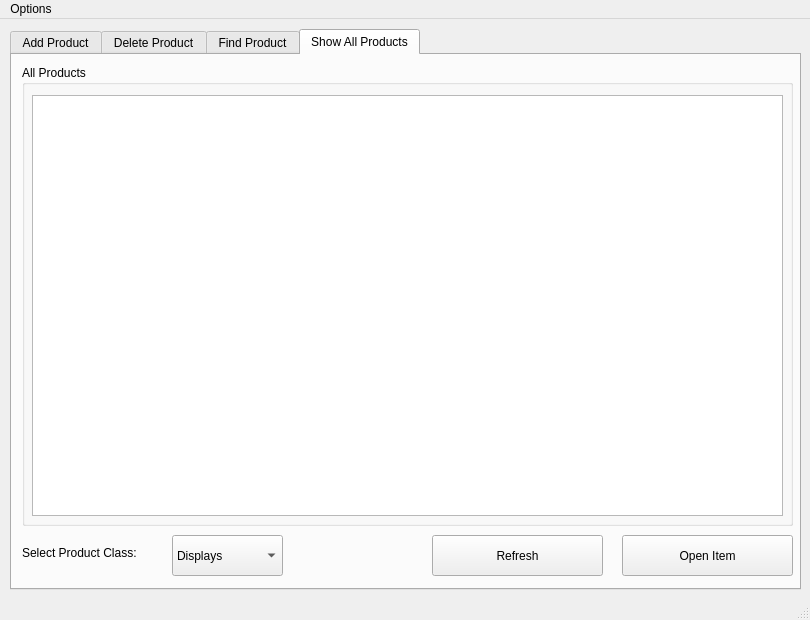
Above: MainWindow.ui from dom-gasperini/CC-Product-Management-Tool before the change. Below: the same form after it.
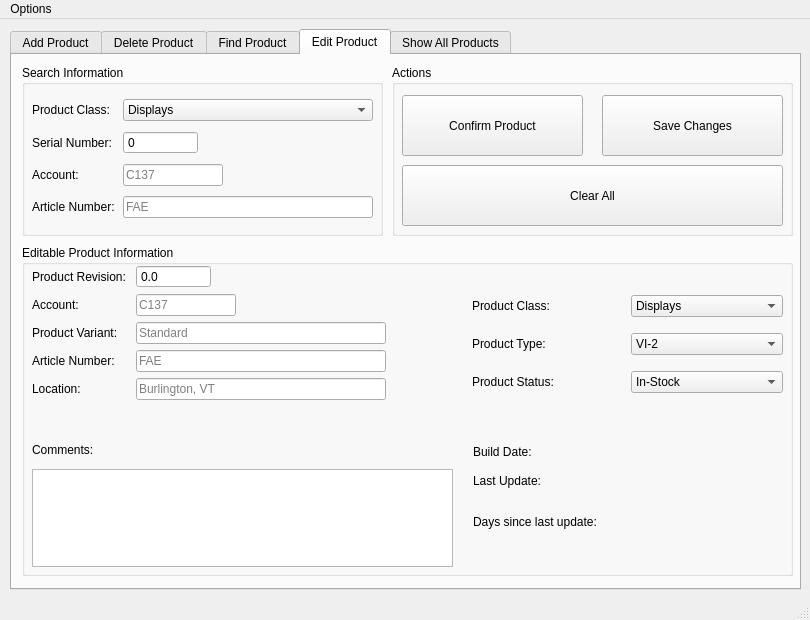
That is the form after the change.

The edit to the form file:
```diff
--- a/MainWindow.ui
+++ b/MainWindow.ui
@@ -1526,6 +1526,587 @@
       </property>
      </widget>
     </widget>
+    <widget class="QWidget" name="edit_tab">
+     <attribute name="title">
+      <string>Edit Product</string>
+     </attribute>
+     <widget class="QGroupBox" name="groupBox_15">
+      <property name="geometry">
+       <rect>
+        <x>10</x>
+        <y>10</y>
+        <width>361</width>
+        <height>171</height>
+       </rect>
+      </property>
+      <property name="title">
+       <string>Search Information</string>
+      </property>
+      <widget class="QWidget" name="layoutWidget_5">
+       <property name="geometry">
+        <rect>
+         <x>10</x>
+         <y>30</y>
+         <width>341</width>
+         <height>131</height>
+        </rect>
+       </property>
+       <layout class="QGridLayout" name="gridLayout_11">
+        <item row="0" column="0">
+         <widget class="QLabel" name="productClassConfirmEditLbl">
+          <property name="text">
+           <string>Product Class:</string>
+          </property>
+         </widget>
+        </item>
+        <item row="0" column="1">
+         <widget class="QComboBox" name="productClassConfirmEditCmbx">
+          <item>
+           <property name="text">
+            <string>Displays</string>
+           </property>
+          </item>
+          <item>
+           <property name="text">
+            <string>Cables</string>
+           </property>
+          </item>
+         </widget>
+        </item>
+        <item row="1" column="0">
+         <widget class="QLabel" name="serialNumberConfirmEditLbl">
+          <property name="text">
+           <string>Serial Number:</string>
+          </property>
+         </widget>
+        </item>
+        <item row="1" column="1">
+         <widget class="QSpinBox" name="serialNumberConfirmEditSbx">
+          <property name="maximumSize">
+           <size>
+            <width>75</width>
+            <height>16777215</height>
+           </size>
+          </property>
+          <property name="alignment">
+           <set>Qt::AlignLeading|Qt::AlignLeft|Qt::AlignVCenter</set>
+          </property>
+          <property name="buttonSymbols">
+           <enum>QAbstractSpinBox::NoButtons</enum>
+          </property>
+          <property name="maximum">
+           <number>999999999</number>
+          </property>
+         </widget>
+        </item>
+        <item row="2" column="0">
+         <widget class="QLabel" name="accountConfirmEditLbl">
+          <property name="text">
+           <string>Account: </string>
+          </property>
+         </widget>
+        </item>
+        <item row="2" column="1">
+         <widget class="QLineEdit" name="accountConfirmEditLineBx">
+          <property name="maximumSize">
+           <size>
+            <width>100</width>
+            <height>16777215</height>
+           </size>
+          </property>
+          <property name="placeholderText">
+           <string>C137</string>
+          </property>
+         </widget>
+        </item>
+        <item row="3" column="0">
+         <widget class="QLabel" name="articleNumberConfirmEditLbl">
+          <property name="text">
+           <string>Article Number:</string>
+          </property>
+         </widget>
+        </item>
+        <item row="3" column="1">
+         <widget class="QLineEdit" name="articleConfirmEditLineBx">
+          <property name="maximumSize">
+           <size>
+            <width>250</width>
+            <height>16777215</height>
+           </size>
+          </property>
+          <property name="placeholderText">
+           <string>FAE</string>
+          </property>
+         </widget>
+        </item>
+       </layout>
+      </widget>
+     </widget>
+     <widget class="QGroupBox" name="groupBox_16">
+      <property name="geometry">
+       <rect>
+        <x>10</x>
+        <y>190</y>
+        <width>771</width>
+        <height>331</height>
+       </rect>
+      </property>
+      <property name="title">
+       <string>Editable Product Information</string>
+      </property>
+      <widget class="QWidget" name="layoutWidget_6">
+       <property name="geometry">
+        <rect>
+         <x>10</x>
+         <y>20</y>
+         <width>421</width>
+         <height>302</height>
+        </rect>
+       </property>
+       <layout class="QGridLayout" name="gridLayout_12">
+        <item row="6" column="0">
+         <widget class="QLabel" name="commentsEditLbl">
+          <property name="text">
+           <string>Comments:</string>
+          </property>
+          <property name="alignment">
+           <set>Qt::AlignLeading|Qt::AlignLeft|Qt::AlignTop</set>
+          </property>
+         </widget>
+        </item>
+        <item row="5" column="1">
+         <spacer name="verticalSpacer_6">
+          <property name="orientation">
+           <enum>Qt::Vertical</enum>
+          </property>
+          <property name="sizeHint" stdset="0">
+           <size>
+            <width>20</width>
+            <height>40</height>
+           </size>
+          </property>
+         </spacer>
+        </item>
+        <item row="4" column="1">
+         <widget class="QLineEdit" name="locationEditBx">
+          <property name="maximumSize">
+           <size>
+            <width>250</width>
+            <height>16777215</height>
+           </size>
+          </property>
+          <property name="text">
+           <string/>
+          </property>
+          <property name="readOnly">
+           <bool>false</bool>
+          </property>
+          <property name="placeholderText">
+           <string>Burlington, VT</string>
+          </property>
+         </widget>
+        </item>
+        <item row="4" column="0">
+         <widget class="QLabel" name="locationEditLbl">
+          <property name="text">
+           <string>Location:</string>
+          </property>
+         </widget>
+        </item>
+        <item row="0" column="1">
+         <widget class="QDoubleSpinBox" name="productRevisionEditSbx">
+          <property name="maximumSize">
+           <size>
+            <width>75</width>
+            <height>16777215</height>
+           </size>
+          </property>
+          <property name="alignment">
+           <set>Qt::AlignLeading|Qt::AlignLeft|Qt::AlignVCenter</set>
+          </property>
+          <property name="readOnly">
+           <bool>false</bool>
+          </property>
+          <property name="buttonSymbols">
+           <enum>QAbstractSpinBox::NoButtons</enum>
+          </property>
+          <property name="decimals">
+           <number>1</number>
+          </property>
+         </widget>
+        </item>
+        <item row="7" column="0" colspan="2">
+         <widget class="QTextEdit" name="commentsEditTbx">
+          <property name="maximumSize">
+           <size>
+            <width>16777215</width>
+            <height>100</height>
+           </size>
+          </property>
+          <property name="readOnly">
+           <bool>false</bool>
+          </property>
+         </widget>
+        </item>
+        <item row="1" column="0">
+         <widget class="QLabel" name="accountEditLbl">
+          <property name="text">
+           <string>Account: </string>
+          </property>
+         </widget>
+        </item>
+        <item row="1" column="1">
+         <widget class="QLineEdit" name="accountEditLineBx">
+          <property name="maximumSize">
+           <size>
+            <width>100</width>
+            <height>16777215</height>
+           </size>
+          </property>
+          <property name="readOnly">
+           <bool>false</bool>
+          </property>
+          <property name="placeholderText">
+           <string>C137</string>
+          </property>
+         </widget>
+        </item>
+        <item row="6" column="1">
+         <spacer name="horizontalSpacer_3">
+          <property name="orientation">
+           <enum>Qt::Horizontal</enum>
+          </property>
+          <property name="sizeHint" stdset="0">
+           <size>
+            <width>40</width>
+            <height>20</height>
+           </size>
+          </property>
+         </spacer>
+        </item>
+        <item row="2" column="1">
+         <widget class="QLineEdit" name="productVariantEditBx">
+          <property name="maximumSize">
+           <size>
+            <width>250</width>
+            <height>16777215</height>
+           </size>
+          </property>
+          <property name="readOnly">
+           <bool>false</bool>
+          </property>
+          <property name="placeholderText">
+           <string>Standard</string>
+          </property>
+         </widget>
+        </item>
+        <item row="3" column="1">
+         <widget class="QLineEdit" name="articleEditLineBx">
+          <property name="maximumSize">
+           <size>
+            <width>250</width>
+            <height>16777215</height>
+           </size>
+          </property>
+          <property name="readOnly">
+           <bool>false</bool>
+          </property>
+          <property name="placeholderText">
+           <string>FAE</string>
+          </property>
+         </widget>
+        </item>
+        <item row="5" column="0">
+         <spacer name="verticalSpacer_5">
+          <property name="orientation">
+           <enum>Qt::Vertical</enum>
+          </property>
+          <property name="sizeHint" stdset="0">
+           <size>
+            <width>20</width>
+            <height>40</height>
+           </size>
+          </property>
+         </spacer>
+        </item>
+        <item row="0" column="0">
+         <widget class="QLabel" name="productRevisionEditLbl">
+          <property name="text">
+           <string>Product Revision: </string>
+          </property>
+         </widget>
+        </item>
+        <item row="3" column="0">
+         <widget class="QLabel" name="articleNumberEditLbl">
+          <property name="text">
+           <string>Article Number:</string>
+          </property>
+         </widget>
+        </item>
+        <item row="2" column="0">
+         <widget class="QLabel" name="productVariantEditLbl">
+          <property name="text">
+           <string>Product Variant: </string>
+          </property>
+         </widget>
+        </item>
+       </layout>
+      </widget>
+      <widget class="QWidget" name="layoutWidget_7">
+       <property name="geometry">
+        <rect>
+         <x>450</x>
+         <y>40</y>
+         <width>311</width>
+         <height>121</height>
+        </rect>
+       </property>
+       <layout class="QGridLayout" name="gridLayout_13">
+        <item row="0" column="0">
+         <widget class="QLabel" name="productClassEditLbl">
+          <property name="text">
+           <string>Product Class: </string>
+          </property>
+         </widget>
+        </item>
+        <item row="1" column="0">
+         <widget class="QLabel" name="productTypeEditLbl">
+          <property name="text">
+           <string>Product Type: </string>
+          </property>
+         </widget>
+        </item>
+        <item row="2" column="0">
+         <widget class="QLabel" name="productStatusEditLbl">
+          <property name="text">
+           <string>Product Status: </string>
+          </property>
+         </widget>
+        </item>
+        <item row="1" column="1">
+         <widget class="QComboBox" name="productTypeEditCmbx">
+          <item>
+           <property name="text">
+            <string>VI-2</string>
+           </property>
+          </item>
+          <item>
+           <property name="text">
+            <string>VS</string>
+           </property>
+          </item>
+          <item>
+           <property name="text">
+            <string>V510</string>
+           </property>
+          </item>
+          <item>
+           <property name="text">
+            <string>V700</string>
+           </property>
+          </item>
+          <item>
+           <property name="text">
+            <string>V710</string>
+           </property>
+          </item>
+          <item>
+           <property name="text">
+            <string>V1000</string>
+           </property>
+          </item>
+          <item>
+           <property name="text">
+            <string>V1200</string>
+           </property>
+          </item>
+          <item>
+           <property name="text">
+            <string>X900</string>
+           </property>
+          </item>
+          <item>
+           <property name="text">
+            <string>X1200</string>
+           </property>
+          </item>
+          <item>
+           <property name="text">
+            <string>X1400</string>
+           </property>
+          </item>
+         </widget>
+        </item>
+        <item row="2" column="1">
+         <widget class="QComboBox" name="productStatusEditCmbx">
+          <item>
+           <property name="text">
+            <string>In-Stock</string>
+           </property>
+          </item>
+          <item>
+           <property name="text">
+            <string>On-Loan</string>
+           </property>
+          </item>
+          <item>
+           <property name="text">
+            <string>FAE-Unit</string>
+           </property>
+          </item>
+         </widget>
+        </item>
+        <item row="0" column="1">
+         <widget class="QComboBox" name="productClassEditCmbx">
+          <item>
+           <property name="text">
+            <string>Displays</string>
+           </property>
+          </item>
+          <item>
+           <property name="text">
+            <string>Cables</string>
+           </property>
+          </item>
+         </widget>
+        </item>
+       </layout>
+      </widget>
+      <widget class="QWidget" name="layoutWidget_8">
+       <property name="geometry">
+        <rect>
+         <x>451</x>
+         <y>191</y>
+         <width>311</width>
+         <height>61</height>
+        </rect>
+       </property>
+       <layout class="QGridLayout" name="gridLayout_14">
+        <item row="0" column="0">
+         <widget class="QLabel" name="buildDateEditLbl">
+          <property name="sizePolicy">
+           <sizepolicy hsizetype="Fixed" vsizetype="Fixed">
+            <horstretch>0</horstretch>
+            <verstretch>0</verstretch>
+           </sizepolicy>
+          </property>
+          <property name="text">
+           <string>Build Date:</string>
+          </property>
+         </widget>
+        </item>
+        <item row="0" column="1">
+         <widget class="QLabel" name="buildDateEdit_2">
+          <property name="text">
+           <string/>
+          </property>
+         </widget>
+        </item>
+        <item row="1" column="0">
+         <widget class="QLabel" name="lastUpdateEditLbl">
+          <property name="sizePolicy">
+           <sizepolicy hsizetype="Fixed" vsizetype="Fixed">
+            <horstretch>0</horstretch>
+            <verstretch>0</verstretch>
+           </sizepolicy>
+          </property>
+          <property name="text">
+           <string>Last Update:</string>
+          </property>
+         </widget>
+        </item>
+        <item row="1" column="1">
+         <widget class="QLabel" name="lastUpdateEditInfo">
+          <property name="text">
+           <string/>
+          </property>
+         </widget>
+        </item>
+       </layout>
+      </widget>
+      <widget class="QWidget" name="layoutWidget_9">
+       <property name="geometry">
+        <rect>
+         <x>451</x>
+         <y>261</y>
+         <width>311</width>
+         <height>31</height>
+        </rect>
+       </property>
+       <layout class="QGridLayout" name="gridLayout_15">
+        <item row="0" column="0">
+         <widget class="QLabel" name="daysSinceLastUpdateLbl">
+          <property name="text">
+           <string>Days since last update: </string>
+          </property>
+         </widget>
+        </item>
+        <item row="0" column="1">
+         <widget class="QLabel" name="daysSinceLastUpdateEditInfo">
+          <property name="text">
+           <string/>
+          </property>
+         </widget>
+        </item>
+       </layout>
+      </widget>
+     </widget>
+     <widget class="QGroupBox" name="groupBox_17">
+      <property name="geometry">
+       <rect>
+        <x>380</x>
+        <y>10</y>
+        <width>401</width>
+        <height>171</height>
+       </rect>
+      </property>
+      <property name="title">
+       <string>Actions</string>
+      </property>
+      <widget class="QPushButton" name="confirmProductEditBtn">
+       <property name="geometry">
+        <rect>
+         <x>10</x>
+         <y>30</y>
+         <width>181</width>
+         <height>61</height>
+        </rect>
+       </property>
+       <property name="text">
+        <string>Confirm Product</string>
+       </property>
+      </widget>
+      <widget class="QPushButton" name="editProductBtn">
+       <property name="geometry">
+        <rect>
+         <x>210</x>
+         <y>30</y>
+         <width>181</width>
+         <height>61</height>
+        </rect>
+       </property>
+       <property name="text">
+        <string>Save Changes</string>
+       </property>
+       <property name="checkable">
+        <bool>true</bool>
+       </property>
+      </widget>
+      <widget class="QPushButton" name="clearEditParametersBtn">
+       <property name="geometry">
+        <rect>
+         <x>10</x>
+         <y>100</y>
+         <width>381</width>
+         <height>61</height>
+        </rect>
+       </property>
+       <property name="text">
+        <string>Clear All</string>
+       </property>
+      </widget>
+     </widget>
+    </widget>
     <widget class="QWidget" name="all_products_tab">
      <attribute name="title">
       <string>Show All Products</string>
```
